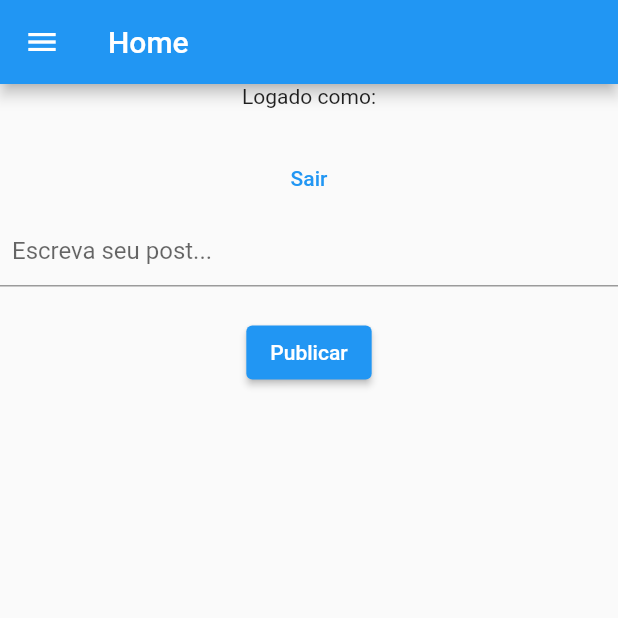
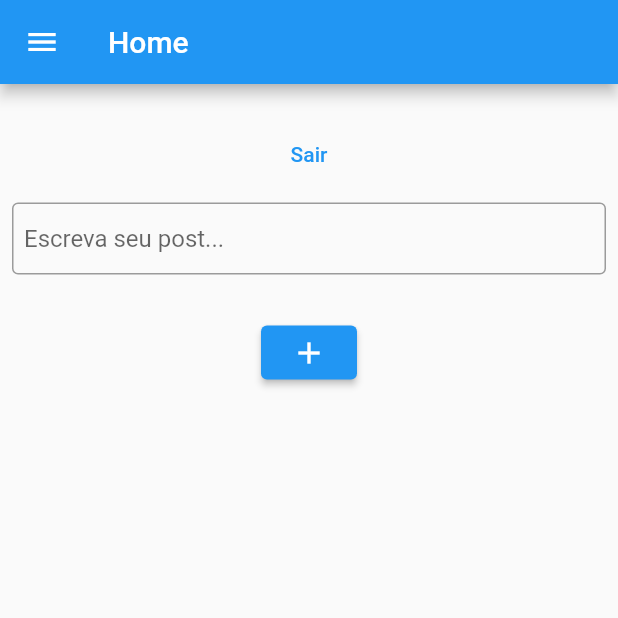
Before and after one commit to guilhermemiserski/redesocial-flutter, a Flutter app: the screen it shows once a user with an empty profile is signed in, on a phone screen of 412 x 824 dp, the top half of it. Run offline on Flutter 3.47's test engine with Material 2 defaults, Android fonts, the light colour scheme and no system bars; our stand-ins replace cloud_firestore, firebase_auth, firebase_core; accounts and stored records are empty.

Commit message:
mais uns commit

```diff
--- a/lib/src/pages/home_page.dart
+++ b/lib/src/pages/home_page.dart
@@ -24,7 +24,6 @@ class MyHomePage extends StatelessWidget {
       ),
       body: Center(
         child: Column(children: [
-          const Text('Logado como:'),
           Text(
             user.email!,
             style: const TextStyle(fontSize: 20, fontWeight: FontWeight.bold),
@@ -35,11 +34,15 @@ class MyHomePage extends StatelessWidget {
                 Navigator.pushNamed(context, '/login');
               },
               child: const Text('Sair')),
-          TextField(
-            controller: myController,
-            decoration: const InputDecoration(
-                hintText: 'Escreva seu post...',
-                contentPadding: EdgeInsets.all(8.0)),
+          Padding(
+            padding: const EdgeInsets.all(8.0),
+            child: TextField(
+              controller: myController,
+              decoration: const InputDecoration(
+                  border: OutlineInputBorder(),
+                  hintText: 'Escreva seu post...',
+                  contentPadding: EdgeInsets.all(8.0)),
+            ),
           ),
           const SizedBox(
             height: 20,
@@ -51,7 +54,7 @@ class MyHomePage extends StatelessWidget {
                 _adicionarBD();
                 myController.clear();
               },
-              child: const Text('Publicar')),
+              child: const Icon(Icons.add)),
           const SizedBox(
             height: 20,
             width: 20,
```
